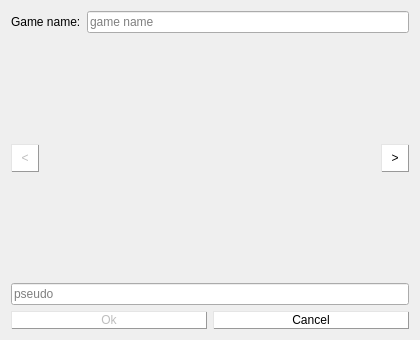
Old version of the form client/single-player/NewGame.ui in the repository alphaonex86/CatchChallenger.
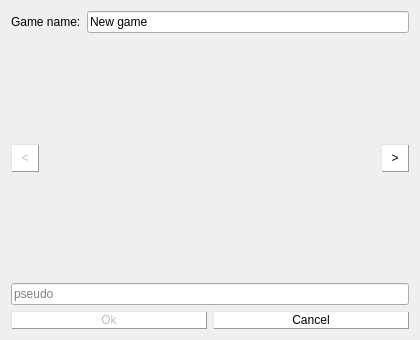
New version of the form. Icons and pictures are not drawn.

What changed in the file:
```diff
--- a/client/single-player/NewGame.ui
+++ b/client/single-player/NewGame.ui
@@ -47,6 +47,9 @@
         <string notr="true">background-image: url(:/images/light-white.png);
 border-image: url(:/images/empty.png);</string>
        </property>
+       <property name="text">
+        <string>New game</string>
+       </property>
        <property name="placeholderText">
         <string>game name</string>
        </property>
```
